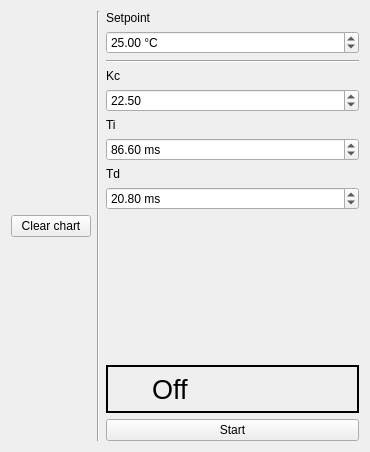
The window that WidgetPID.ui (AGuilbault/Microcal) describes before a commit, drawn with Qt 5.
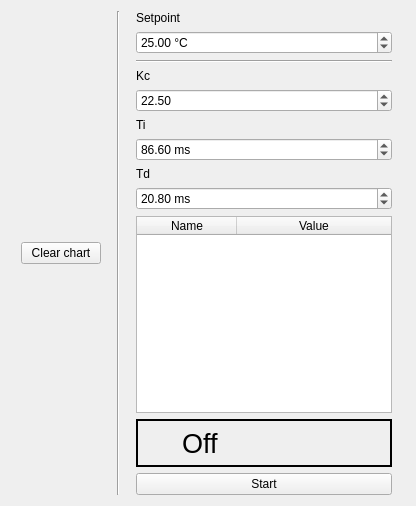
The same window after the commit.

Commit message: Added reading of cDAQ with table.

The edit to the form file:
```diff
--- a/WidgetPID.ui
+++ b/WidgetPID.ui
@@ -6,147 +6,14 @@
    <rect>
     <x>0</x>
     <y>0</y>
-    <width>370</width>
-    <height>452</height>
+    <width>416</width>
+    <height>506</height>
    </rect>
   </property>
   <property name="windowTitle">
    <string>Form</string>
   </property>
-  <layout class="QGridLayout" name="gridLayout">
-   <item row="0" column="1" rowspan="12">
-    <widget class="Line" name="line">
-     <property name="orientation">
-      <enum>Qt::Vertical</enum>
-     </property>
-    </widget>
-   </item>
-   <item row="0" column="0" rowspan="12">
-    <layout class="QVBoxLayout" name="layout_graph">
-     <item>
-      <widget class="QPushButton" name="btn_clear">
-       <property name="sizePolicy">
-        <sizepolicy hsizetype="Fixed" vsizetype="Fixed">
-         <horstretch>0</horstretch>
-         <verstretch>0</verstretch>
-        </sizepolicy>
-       </property>
-       <property name="text">
-        <string>Clear chart</string>
-       </property>
-      </widget>
-     </item>
-    </layout>
-   </item>
-   <item row="0" column="2">
-    <widget class="QLabel" name="_label_1">
-     <property name="text">
-      <string>Setpoint</string>
-     </property>
-    </widget>
-   </item>
-   <item row="2" column="2">
-    <widget class="Line" name="_line">
-     <property name="orientation">
-      <enum>Qt::Horizontal</enum>
-     </property>
-    </widget>
-   </item>
-   <item row="11" column="2">
-    <widget class="QPushButton" name="btn_start">
-     <property name="text">
-      <string>Start</string>
-     </property>
-    </widget>
-   </item>
-   <item row="6" column="2">
-    <widget class="QDoubleSpinBox" name="spin_ti">
-     <property name="suffix">
-      <string> ms</string>
-     </property>
-     <property name="decimals">
-      <number>2</number>
-     </property>
-     <property name="minimum">
-      <double>-1000.000000000000000</double>
-     </property>
-     <property name="maximum">
-      <double>1000.000000000000000</double>
-     </property>
-     <property name="value">
-      <double>86.599999999999994</double>
-     </property>
-    </widget>
-   </item>
-   <item row="3" column="2">
-    <widget class="QLabel" name="_label_2">
-     <property name="text">
-      <string>Kc</string>
-     </property>
-    </widget>
-   </item>
-   <item row="1" column="2">
-    <widget class="QDoubleSpinBox" name="spin_setpoint">
-     <property name="suffix">
-      <string> °C</string>
-     </property>
-     <property name="maximum">
-      <double>100.000000000000000</double>
-     </property>
-     <property name="value">
-      <double>25.000000000000000</double>
-     </property>
-    </widget>
-   </item>
-   <item row="5" column="2">
-    <widget class="QLabel" name="_label_3">
-     <property name="text">
-      <string>Ti</string>
-     </property>
-    </widget>
-   </item>
-   <item row="7" column="2">
-    <widget class="QLabel" name="_label_4">
-     <property name="text">
-      <string>Td</string>
-     </property>
-    </widget>
-   </item>
-   <item row="9" column="2">
-    <spacer name="_spacer">
-     <property name="orientation">
-      <enum>Qt::Vertical</enum>
-     </property>
-     <property name="sizeType">
-      <enum>QSizePolicy::Expanding</enum>
-     </property>
-     <property name="sizeHint" stdset="0">
-      <size>
-       <width>0</width>
-       <height>0</height>
-      </size>
-     </property>
-    </spacer>
-   </item>
-   <item row="8" column="2">
-    <widget class="QDoubleSpinBox" name="spin_td">
-     <property name="suffix">
-      <string> ms</string>
-     </property>
-     <property name="decimals">
-      <number>2</number>
-     </property>
-     <property name="minimum">
-      <double>-1000.000000000000000</double>
-     </property>
-     <property name="maximum">
-      <double>1000.000000000000000</double>
-     </property>
-     <property name="value">
-      <double>20.800000000000001</double>
-     </property>
-    </widget>
-   </item>
+  <layout class="QGridLayout" name="gridLayout" columnstretch="1,0,0">
    <item row="4" column="2">
     <widget class="QDoubleSpinBox" name="spin_kc">
      <property name="decimals">
@@ -163,6 +30,25 @@
      </property>
     </widget>
    </item>
+   <item row="8" column="2">
+    <widget class="QDoubleSpinBox" name="spin_td">
+     <property name="suffix">
+      <string> ms</string>
+     </property>
+     <property name="decimals">
+      <number>2</number>
+     </property>
+     <property name="minimum">
+      <double>-1000.000000000000000</double>
+     </property>
+     <property name="maximum">
+      <double>1000.000000000000000</double>
+     </property>
+     <property name="value">
+      <double>20.800000000000001</double>
+     </property>
+    </widget>
+   </item>
    <item row="10" column="2">
     <widget class="QFrame" name="frame">
      <property name="frameShape">
@@ -224,6 +110,133 @@
      </layout>
     </widget>
    </item>
+   <item row="0" column="0" rowspan="12">
+    <layout class="QVBoxLayout" name="layout_graph">
+     <item>
+      <widget class="QPushButton" name="btn_clear">
+       <property name="sizePolicy">
+        <sizepolicy hsizetype="Fixed" vsizetype="Fixed">
+         <horstretch>0</horstretch>
+         <verstretch>0</verstretch>
+        </sizepolicy>
+       </property>
+       <property name="text">
+        <string>Clear chart</string>
+       </property>
+      </widget>
+     </item>
+    </layout>
+   </item>
+   <item row="0" column="1" rowspan="12">
+    <widget class="Line" name="line">
+     <property name="orientation">
+      <enum>Qt::Vertical</enum>
+     </property>
+    </widget>
+   </item>
+   <item row="6" column="2">
+    <widget class="QDoubleSpinBox" name="spin_ti">
+     <property name="suffix">
+      <string> ms</string>
+     </property>
+     <property name="decimals">
+      <number>2</number>
+     </property>
+     <property name="minimum">
+      <double>-1000.000000000000000</double>
+     </property>
+     <property name="maximum">
+      <double>1000.000000000000000</double>
+     </property>
+     <property name="value">
+      <double>86.599999999999994</double>
+     </property>
+    </widget>
+   </item>
+   <item row="11" column="2">
+    <widget class="QPushButton" name="btn_start">
+     <property name="text">
+      <string>Start</string>
+     </property>
+    </widget>
+   </item>
+   <item row="3" column="2">
+    <widget class="QLabel" name="_label_2">
+     <property name="text">
+      <string>Kc</string>
+     </property>
+    </widget>
+   </item>
+   <item row="0" column="2">
+    <widget class="QLabel" name="_label_1">
+     <property name="text">
+      <string>Setpoint</string>
+     </property>
+    </widget>
+   </item>
+   <item row="2" column="2">
+    <widget class="Line" name="_line">
+     <property name="orientation">
+      <enum>Qt::Horizontal</enum>
+     </property>
+    </widget>
+   </item>
+   <item row="5" column="2">
+    <widget class="QLabel" name="_label_3">
+     <property name="text">
+      <string>Ti</string>
+     </property>
+    </widget>
+   </item>
+   <item row="1" column="2">
+    <widget class="QDoubleSpinBox" name="spin_setpoint">
+     <property name="suffix">
+      <string> °C</string>
+     </property>
+     <property name="maximum">
+      <double>100.000000000000000</double>
+     </property>
+     <property name="value">
+      <double>25.000000000000000</double>
+     </property>
+    </widget>
+   </item>
+   <item row="7" column="2">
+    <widget class="QLabel" name="_label_4">
+     <property name="text">
+      <string>Td</string>
+     </property>
+    </widget>
+   </item>
+   <item row="9" column="2">
+    <widget class="QTableWidget" name="tableWidget">
+     <property name="sizePolicy">
+      <sizepolicy hsizetype="Fixed" vsizetype="Expanding">
+       <horstretch>0</horstretch>
+       <verstretch>0</verstretch>
+      </sizepolicy>
+     </property>
+     <property name="editTriggers">
+      <set>QAbstractItemView::NoEditTriggers</set>
+     </property>
+     <property name="columnCount">
+      <number>2</number>
+     </property>
+     <attribute name="horizontalHeaderStretchLastSection">
+      <bool>true</bool>
+     </attribute>
+     <column>
+      <property name="text">
+       <string>Name</string>
+      </property>
+     </column>
+     <column>
+      <property name="text">
+       <string>Value</string>
+      </property>
+     </column>
+    </widget>
+   </item>
   </layout>
  </widget>
  <resources/>
```
The commit also changes 5 other files.
